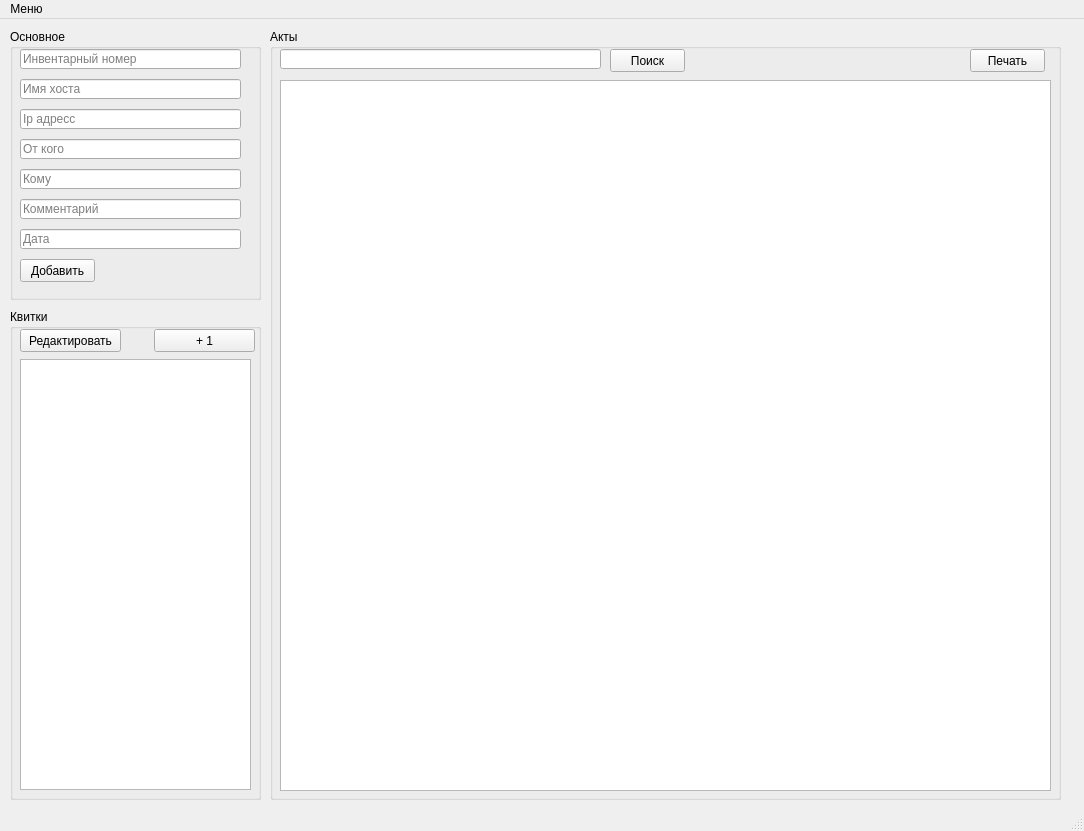
Above: PyQTT/Kvitok/kvitgui.ui from erfaenda/PiuPiu before the change. Below: the same form after it.
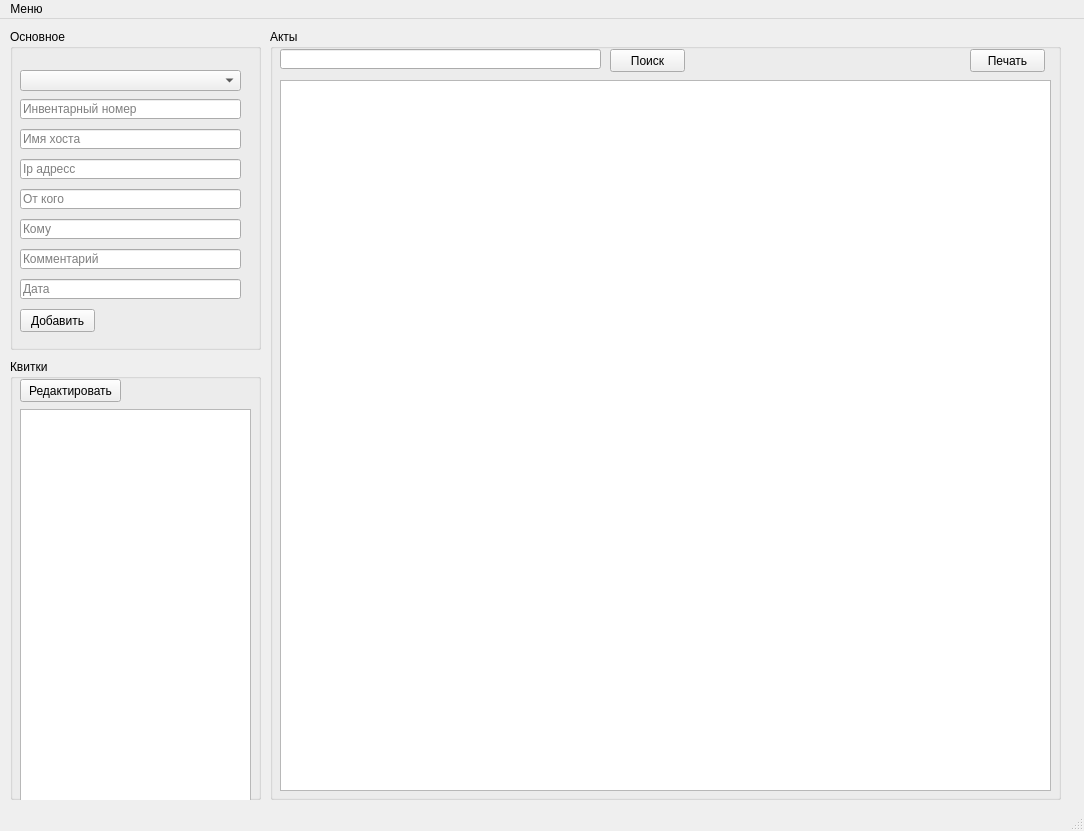
That is the form after the change.

```diff
--- a/PyQTT/Kvitok/kvitgui.ui
+++ b/PyQTT/Kvitok/kvitgui.ui
@@ -20,7 +20,7 @@
       <x>10</x>
       <y>10</y>
       <width>251</width>
-      <height>271</height>
+      <height>321</height>
      </rect>
     </property>
     <property name="title">
@@ -30,7 +30,7 @@
      <property name="geometry">
       <rect>
        <x>10</x>
-       <y>20</y>
+       <y>70</y>
        <width>221</width>
        <height>20</height>
       </rect>
@@ -43,7 +43,7 @@
      <property name="geometry">
       <rect>
        <x>10</x>
-       <y>50</y>
+       <y>100</y>
        <width>221</width>
        <height>20</height>
       </rect>
@@ -56,7 +56,7 @@
      <property name="geometry">
       <rect>
        <x>10</x>
-       <y>80</y>
+       <y>130</y>
        <width>221</width>
        <height>20</height>
       </rect>
@@ -69,7 +69,7 @@
      <property name="geometry">
       <rect>
        <x>10</x>
-       <y>110</y>
+       <y>160</y>
        <width>221</width>
        <height>20</height>
       </rect>
@@ -82,7 +82,7 @@
      <property name="geometry">
       <rect>
        <x>10</x>
-       <y>140</y>
+       <y>190</y>
        <width>221</width>
        <height>20</height>
       </rect>
@@ -95,7 +95,7 @@
      <property name="geometry">
       <rect>
        <x>10</x>
-       <y>170</y>
+       <y>220</y>
        <width>221</width>
        <height>20</height>
       </rect>
@@ -108,7 +108,7 @@
      <property name="geometry">
       <rect>
        <x>10</x>
-       <y>200</y>
+       <y>250</y>
        <width>221</width>
        <height>20</height>
       </rect>
@@ -121,7 +121,7 @@
      <property name="geometry">
       <rect>
        <x>10</x>
-       <y>230</y>
+       <y>280</y>
        <width>75</width>
        <height>23</height>
       </rect>
@@ -130,14 +130,24 @@
       <string>Добавить</string>
      </property>
     </widget>
+    <widget class="QComboBox" name="comboBox">
+     <property name="geometry">
+      <rect>
+       <x>10</x>
+       <y>41</y>
+       <width>221</width>
+       <height>21</height>
+      </rect>
+     </property>
+    </widget>
    </widget>
    <widget class="QGroupBox" name="groupBox_2">
     <property name="geometry">
      <rect>
       <x>10</x>
-      <y>290</y>
+      <y>340</y>
       <width>251</width>
-      <height>491</height>
+      <height>441</height>
      </rect>
     </property>
     <property name="title">
@@ -166,19 +176,6 @@
       <string>Редактировать</string>
      </property>
     </widget>
-    <widget class="QPushButton" name="pushButton_5">
-     <property name="geometry">
-      <rect>
-       <x>144</x>
-       <y>20</y>
-       <width>101</width>
-       <height>23</height>
-      </rect>
-     </property>
-     <property name="text">
-      <string>+ 1</string>
-     </property>
-    </widget>
    </widget>
    <widget class="QGroupBox" name="groupBox_3">
     <property name="geometry">
```
Left out of the diff: 2 changed lines with no effect on the pictures.
